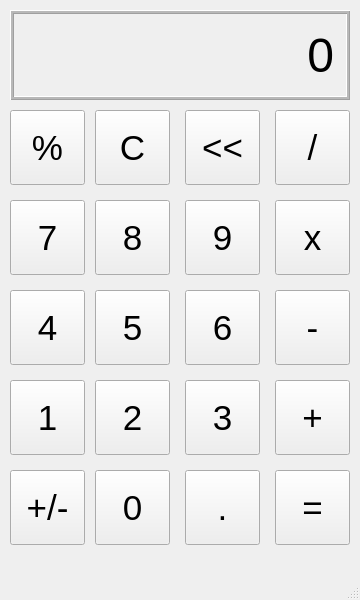
Above: calc.ui from DamoM73/pyqt_tut before the change. Below: the same form after it.
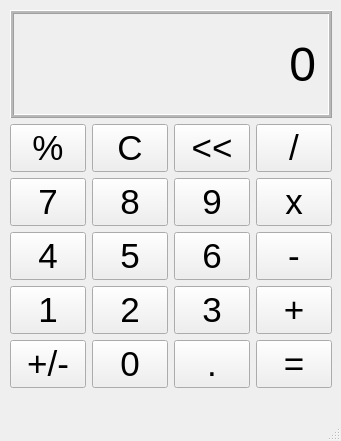
That is the form after the change.

```diff
--- a/calc.ui
+++ b/calc.ui
@@ -6,23 +6,26 @@
    <rect>
     <x>0</x>
     <y>0</y>
-    <width>360</width>
-    <height>600</height>
+    <width>341</width>
+    <height>441</height>
    </rect>
   </property>
   <property name="windowTitle">
    <string>Calculator</string>
   </property>
   <widget class="QWidget" name="centralwidget">
-   <widget class="QLabel" name="output_lb">
+   <widget class="QWidget" name="">
     <property name="geometry">
      <rect>
       <x>10</x>
       <y>10</y>
-      <width>340</width>
-      <height>90</height>
+      <width>322</width>
+      <height>378</height>
      </rect>
     </property>
+    <layout class="QVBoxLayout" name="verticalLayout">
+     <item>
+      <widget class="QLabel" name="output_lb">
     <property name="font">
      <font>
       <pointsize>36</pointsize>
@@ -47,15 +50,11 @@
      <number>10</number>
     </property>
    </widget>
+     </item>
+     <item>
+      <layout class="QHBoxLayout" name="horizontalLayout">
+       <item>
    <widget class="QPushButton" name="percent_btn">
-    <property name="geometry">
-     <rect>
-      <x>10</x>
-      <y>110</y>
-      <width>75</width>
-      <height>75</height>
-     </rect>
-    </property>
     <property name="font">
      <font>
       <pointsize>26</pointsize>
@@ -65,15 +64,9 @@
      <string>%</string>
     </property>
    </widget>
+       </item>
+       <item>
    <widget class="QPushButton" name="clear_btn">
-    <property name="geometry">
-     <rect>
-      <x>95</x>
-      <y>110</y>
-      <width>75</width>
-      <height>75</height>
-     </rect>
-    </property>
     <property name="font">
      <font>
       <pointsize>26</pointsize>
@@ -83,15 +76,9 @@
      <string>C</string>
     </property>
    </widget>
+       </item>
+       <item>
    <widget class="QPushButton" name="backspace_btn">
-    <property name="geometry">
-     <rect>
-      <x>185</x>
-      <y>110</y>
-      <width>75</width>
-      <height>75</height>
-     </rect>
-    </property>
     <property name="font">
      <font>
       <pointsize>26</pointsize>
@@ -101,15 +88,9 @@
      <string>&lt;&lt;</string>
     </property>
    </widget>
+       </item>
+       <item>
    <widget class="QPushButton" name="divide_btn">
-    <property name="geometry">
-     <rect>
-      <x>275</x>
-      <y>110</y>
-      <width>75</width>
-      <height>75</height>
-     </rect>
-    </property>
     <property name="font">
      <font>
       <pointsize>26</pointsize>
@@ -119,15 +100,37 @@
      <string>/</string>
     </property>
    </widget>
+       </item>
+      </layout>
+     </item>
+     <item>
+      <layout class="QHBoxLayout" name="horizontalLayout_2">
+       <item>
+        <widget class="QPushButton" name="seven_btn">
+         <property name="font">
+          <font>
+           <pointsize>26</pointsize>
+          </font>
+         </property>
+         <property name="text">
+          <string>7</string>
+         </property>
+        </widget>
+       </item>
+       <item>
+        <widget class="QPushButton" name="eight__btn">
+         <property name="font">
+          <font>
+           <pointsize>26</pointsize>
+          </font>
+         </property>
+         <property name="text">
+          <string>8</string>
+         </property>
+        </widget>
+       </item>
+       <item>
    <widget class="QPushButton" name="nine_btn">
-    <property name="geometry">
-     <rect>
-      <x>185</x>
-      <y>200</y>
-      <width>75</width>
-      <height>75</height>
-     </rect>
-    </property>
     <property name="font">
      <font>
       <pointsize>26</pointsize>
@@ -137,15 +140,9 @@
      <string>9</string>
     </property>
    </widget>
+       </item>
+       <item>
    <widget class="QPushButton" name="multiply_btn">
-    <property name="geometry">
-     <rect>
-      <x>275</x>
-      <y>200</y>
-      <width>75</width>
-      <height>75</height>
-     </rect>
-    </property>
     <property name="font">
      <font>
       <pointsize>26</pointsize>
@@ -155,51 +152,37 @@
      <string>x</string>
     </property>
    </widget>
-   <widget class="QPushButton" name="eight__btn">
-    <property name="geometry">
-     <rect>
-      <x>95</x>
-      <y>200</y>
-      <width>75</width>
-      <height>75</height>
-     </rect>
-    </property>
+       </item>
+      </layout>
+     </item>
+     <item>
+      <layout class="QHBoxLayout" name="horizontalLayout_3">
+       <item>
+        <widget class="QPushButton" name="four_btn">
     <property name="font">
      <font>
       <pointsize>26</pointsize>
      </font>
     </property>
     <property name="text">
-     <string>8</string>
-    </property>
-   </widget>
-   <widget class="QPushButton" name="seven_btn">
-    <property name="geometry">
-     <rect>
-      <x>10</x>
-      <y>200</y>
-      <width>75</width>
-      <height>75</height>
-     </rect>
-    </property>
+          <string>4</string>
+         </property>
+        </widget>
+       </item>
+       <item>
+        <widget class="QPushButton" name="five_btn">
     <property name="font">
      <font>
       <pointsize>26</pointsize>
      </font>
     </property>
     <property name="text">
-     <string>7</string>
-    </property>
-   </widget>
+          <string>5</string>
+         </property>
+        </widget>
+       </item>
+       <item>
    <widget class="QPushButton" name="six_btn">
-    <property name="geometry">
-     <rect>
-      <x>185</x>
-      <y>290</y>
-      <width>75</width>
-      <height>75</height>
-     </rect>
-    </property>
     <property name="font">
      <font>
       <pointsize>26</pointsize>
@@ -209,15 +192,9 @@
      <string>6</string>
     </property>
    </widget>
+       </item>
+       <item>
    <widget class="QPushButton" name="minus_btn">
-    <property name="geometry">
-     <rect>
-      <x>275</x>
-      <y>290</y>
-      <width>75</width>
-      <height>75</height>
-     </rect>
-    </property>
     <property name="font">
      <font>
       <pointsize>26</pointsize>
@@ -227,51 +204,37 @@
      <string>-</string>
     </property>
    </widget>
-   <widget class="QPushButton" name="five_btn">
-    <property name="geometry">
-     <rect>
-      <x>95</x>
-      <y>290</y>
-      <width>75</width>
-      <height>75</height>
-     </rect>
-    </property>
+       </item>
+      </layout>
+     </item>
+     <item>
+      <layout class="QHBoxLayout" name="horizontalLayout_4">
+       <item>
+        <widget class="QPushButton" name="one_btn">
     <property name="font">
      <font>
       <pointsize>26</pointsize>
      </font>
     </property>
     <property name="text">
-     <string>5</string>
-    </property>
-   </widget>
-   <widget class="QPushButton" name="four_btn">
-    <property name="geometry">
-     <rect>
-      <x>10</x>
-      <y>290</y>
-      <width>75</width>
-      <height>75</height>
-     </rect>
-    </property>
+          <string>1</string>
+         </property>
+        </widget>
+       </item>
+       <item>
+        <widget class="QPushButton" name="two_btn">
     <property name="font">
      <font>
       <pointsize>26</pointsize>
      </font>
     </property>
     <property name="text">
-     <string>4</string>
-    </property>
-   </widget>
+          <string>2</string>
+         </property>
+        </widget>
+       </item>
+       <item>
    <widget class="QPushButton" name="three_btn">
-    <property name="geometry">
-     <rect>
-      <x>185</x>
-      <y>380</y>
-      <width>75</width>
-      <height>75</height>
-     </rect>
-    </property>
     <property name="font">
      <font>
       <pointsize>26</pointsize>
@@ -281,15 +244,9 @@
      <string>3</string>
     </property>
    </widget>
+       </item>
+       <item>
    <widget class="QPushButton" name="plus_btn">
-    <property name="geometry">
-     <rect>
-      <x>275</x>
-      <y>380</y>
-      <width>75</width>
-      <height>75</height>
-     </rect>
-    </property>
     <property name="font">
      <font>
       <pointsize>26</pointsize>
@@ -299,51 +256,37 @@
      <string>+</string>
     </property>
    </widget>
-   <widget class="QPushButton" name="two_btn">
-    <property name="geometry">
-     <rect>
-      <x>95</x>
-      <y>380</y>
-      <width>75</width>
-      <height>75</height>
-     </rect>
-    </property>
+       </item>
+      </layout>
+     </item>
+     <item>
+      <layout class="QHBoxLayout" name="horizontalLayout_5">
+       <item>
+        <widget class="QPushButton" name="plus_minus_btn">
     <property name="font">
      <font>
       <pointsize>26</pointsize>
      </font>
     </property>
     <property name="text">
-     <string>2</string>
-    </property>
-   </widget>
-   <widget class="QPushButton" name="one_btn">
-    <property name="geometry">
-     <rect>
-      <x>10</x>
-      <y>380</y>
-      <width>75</width>
-      <height>75</height>
-     </rect>
-    </property>
+          <string>+/-</string>
+         </property>
+        </widget>
+       </item>
+       <item>
+        <widget class="QPushButton" name="zero_btn">
     <property name="font">
      <font>
       <pointsize>26</pointsize>
      </font>
     </property>
     <property name="text">
-     <string>1</string>
-    </property>
-   </widget>
+          <string>0</string>
+         </property>
+        </widget>
+       </item>
+       <item>
    <widget class="QPushButton" name="decimal_btn">
-    <property name="geometry">
-     <rect>
-      <x>185</x>
-      <y>470</y>
-      <width>75</width>
-      <height>75</height>
-     </rect>
-    </property>
     <property name="font">
      <font>
       <pointsize>26</pointsize>
@@ -353,15 +296,9 @@
      <string>.</string>
     </property>
    </widget>
+       </item>
+       <item>
    <widget class="QPushButton" name="equals_btn">
-    <property name="geometry">
-     <rect>
-      <x>275</x>
-      <y>470</y>
-      <width>75</width>
-      <height>75</height>
-     </rect>
-    </property>
     <property name="font">
      <font>
       <pointsize>26</pointsize>
@@ -371,41 +308,10 @@
      <string>=</string>
     </property>
    </widget>
-   <widget class="QPushButton" name="zero_btn">
-    <property name="geometry">
-     <rect>
-      <x>95</x>
-      <y>470</y>
-      <width>75</width>
-      <height>75</height>
-     </rect>
-    </property>
-    <property name="font">
-     <font>
-      <pointsize>26</pointsize>
-     </font>
-    </property>
-    <property name="text">
-     <string>0</string>
-    </property>
-   </widget>
-   <widget class="QPushButton" name="plus_minus_btn">
-    <property name="geometry">
-     <rect>
-      <x>10</x>
-      <y>470</y>
-      <width>75</width>
-      <height>75</height>
-     </rect>
-    </property>
-    <property name="font">
-     <font>
-      <pointsize>26</pointsize>
-     </font>
-    </property>
-    <property name="text">
-     <string>+/-</string>
-    </property>
+       </item>
+      </layout>
+     </item>
+    </layout>
    </widget>
   </widget>
   <widget class="QMenuBar" name="menubar">
```
Left out of the diff: 2 changed lines with no effect on the pictures. Lines whose indentation alone changed are shown as unchanged.
